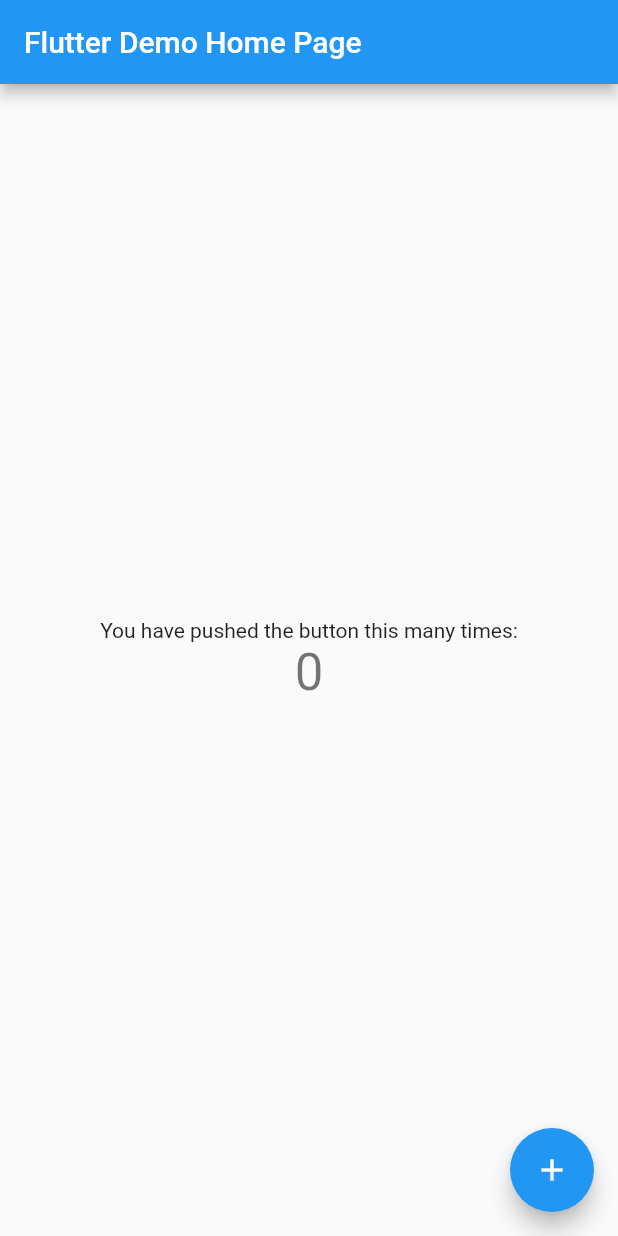
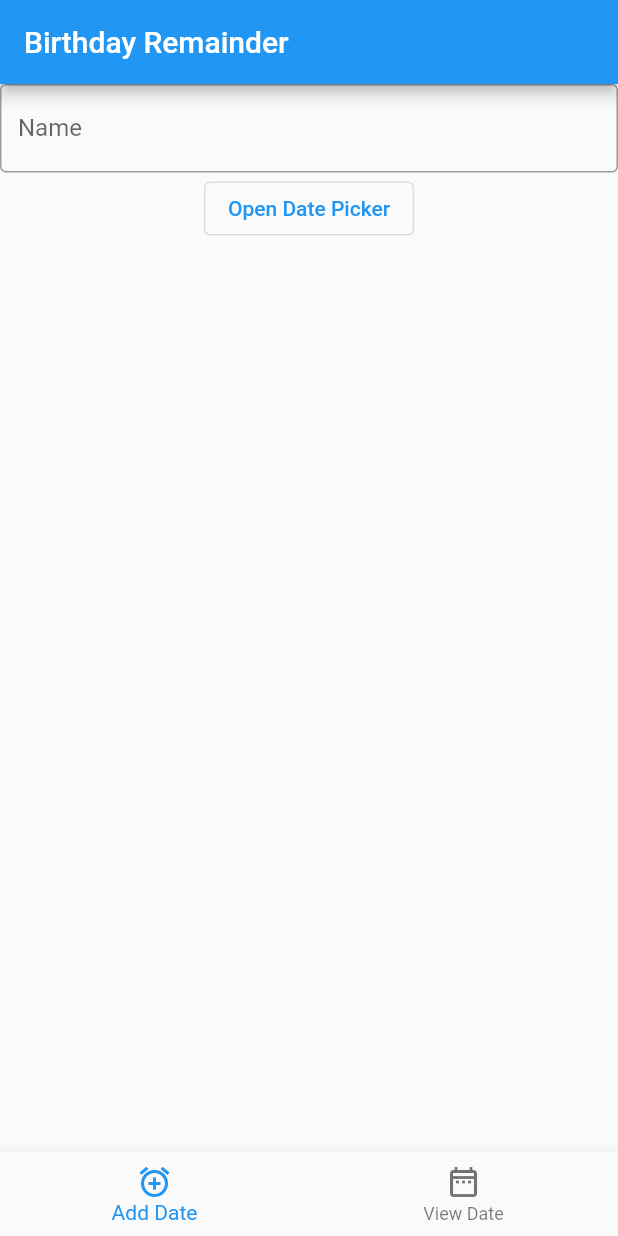
Before and after one commit to Anirudh-sk/BdayRemainder, a Flutter app: the screen it shows after launch, on a phone screen of 412 x 824 dp. Run offline on Flutter 3.47's test engine with Material 2 defaults, Android fonts, the light colour scheme and no system bars.

Commit message:
text fields updated

```diff
--- /dev/null
+++ b/lib/Components/addpage.dart
@@ -0,0 +1,90 @@
+import 'dart:ui';
+
+import 'package:flutter/material.dart';
+
+class addpage extends StatefulWidget {
+  const addpage({super.key, this.restorationId});
+
+  final String? restorationId;
+
+  @override
+  State<addpage> createState() => _addpageState();
+}
+
+/// RestorationProperty objects can be used because of RestorationMixin.
+class _addpageState extends State<addpage> with RestorationMixin {
+  // In this example, the restoration ID for the mixin is passed in through
+  // the [StatefulWidget]'s constructor.
+  @override
+  String? get restorationId => widget.restorationId;
+
+  final RestorableDateTime _selectedDate =
+      RestorableDateTime(DateTime(2021, 7, 25));
+  late final RestorableRouteFuture<DateTime?> _restorableDatePickerRouteFuture =
+      RestorableRouteFuture<DateTime?>(
+    onComplete: _selectDate,
+    onPresent: (NavigatorState navigator, Object? arguments) {
+      return navigator.restorablePush(
+        _datePickerRoute,
+        arguments: _selectedDate.value.millisecondsSinceEpoch,
+      );
+    },
+  );
+
+  static Route<DateTime> _datePickerRoute(
+    BuildContext context,
+    Object? arguments,
+  ) {
+    return DialogRoute<DateTime>(
+      context: context,
+      builder: (BuildContext context) {
+        return DatePickerDialog(
+          restorationId: 'date_picker_dialog',
+          initialEntryMode: DatePickerEntryMode.calendarOnly,
+          initialDate: DateTime.now(),
+          firstDate: DateTime(2021),
+          lastDate: DateTime.now(),
+        );
+      },
+    );
+  }
+
+  @override
+  void restoreState(RestorationBucket? oldBucket, bool initialRestore) {
+    registerForRestoration(_selectedDate, 'selected_date');
+    registerForRestoration(
+        _restorableDatePickerRouteFuture, 'date_picker_route_future');
+  }
+
+  void _selectDate(DateTime? newSelectedDate) {
+    if (newSelectedDate != null) {
+      setState(() {
+        _selectedDate.value = newSelectedDate;
+        ScaffoldMessenger.of(context).showSnackBar(SnackBar(
+          content: Text(
+              'Selected: ${_selectedDate.value.day}/${_selectedDate.value.month}/${_selectedDate.value.year}'),
+        ));
+      });
+    }
+  }
+
+  @override
+  Widget build(BuildContext context) {
+    return Scaffold(
+      body: Center(
+        child: Column(children: [
+          TextField(
+            decoration: InputDecoration(
+                border: OutlineInputBorder(), labelText: "Name"),
+          ),
+          OutlinedButton(
+            onPressed: () {
+              _restorableDatePickerRouteFuture.present();
+            },
+            child: const Text('Open Date Picker'),
+          ),
+        ]),
+      ),
+    );
+  }
+}
--- a/lib/main.dart
+++ b/lib/main.dart
@@ -1,115 +1,71 @@
+import 'package:bday/Components/addpage.dart';
 import 'package:flutter/material.dart';
 
-void main() {
-  runApp(const MyApp());
-}
+void main() => runApp(const MyApp());
 
 class MyApp extends StatelessWidget {
-  const MyApp({Key? key}) : super(key: key);
+  const MyApp({super.key});
 
-  // This widget is the root of your application.
+  static const String _title = 'Flutter Code Sample';
+
   @override
   Widget build(BuildContext context) {
-    return MaterialApp(
-      title: 'Flutter Demo',
-      theme: ThemeData(
-        // This is the theme of your application.
-        //
-        // Try running your application with "flutter run". You'll see the
-        // application has a blue toolbar. Then, without quitting the app, try
-        // changing the primarySwatch below to Colors.green and then invoke
-        // "hot reload" (press "r" in the console where you ran "flutter run",
-        // or simply save your changes to "hot reload" in a Flutter IDE).
-        // Notice that the counter didn't reset back to zero; the application
-        // is not restarted.
-        primarySwatch: Colors.blue,
-      ),
-      home: const MyHomePage(title: 'Flutter Demo Home Page'),
+    return const MaterialApp(
+      title: _title,
+      home: MyStatefulWidget(),
     );
   }
 }
 
-class MyHomePage extends StatefulWidget {
-  const MyHomePage({Key? key, required this.title}) : super(key: key);
-
-  // This widget is the home page of your application. It is stateful, meaning
-  // that it has a State object (defined below) that contains fields that affect
-  // how it looks.
-
-  // This class is the configuration for the state. It holds the values (in this
-  // case the title) provided by the parent (in this case the App widget) and
-  // used by the build method of the State. Fields in a Widget subclass are
-  // always marked "final".
-
-  final String title;
+class MyStatefulWidget extends StatefulWidget {
+  const MyStatefulWidget({super.key});
 
   @override
-  State<MyHomePage> createState() => _MyHomePageState();
+  State<MyStatefulWidget> createState() => _MyStatefulWidgetState();
 }
 
-class _MyHomePageState extends State<MyHomePage> {
-  int _counter = 0;
+class _MyStatefulWidgetState extends State<MyStatefulWidget> {
+  int _selectedIndex = 0;
+  static const TextStyle optionStyle =
+      TextStyle(fontSize: 30, fontWeight: FontWeight.bold);
+  static const List<Widget> _widgetOptions = <Widget>[
+    addpage(),
+    Text(
+      'List of birthdays',
+      style: optionStyle,
+    ),
+  ];
 
-  void _incrementCounter() {
+  void _onItemTapped(int index) {
     setState(() {
-      // This call to setState tells the Flutter framework that something has
-      // changed in this State, which causes it to rerun the build method below
-      // so that the display can reflect the updated values. If we changed
-      // _counter without calling setState(), then the build method would not be
-      // called again, and so nothing would appear to happen.
-      _counter++;
+      _selectedIndex = index;
     });
   }
 
   @override
   Widget build(BuildContext context) {
-    // This method is rerun every time setState is called, for instance as done
-    // by the _incrementCounter method above.
-    //
-    // The Flutter framework has been optimized to make rerunning build methods
-    // fast, so that you can just rebuild anything that needs updating rather
-    // than having to individually change instances of widgets.
     return Scaffold(
       appBar: AppBar(
-        // Here we take the value from the MyHomePage object that was created by
-        // the App.build method, and use it to set our appbar title.
-        title: Text(widget.title),
+        title: const Text('Birthday Remainder'),
       ),
       body: Center(
-        // Center is a layout widget. It takes a single child and positions it
-        // in the middle of the parent.
-        child: Column(
-          // Column is also a layout widget. It takes a list of children and
-          // arranges them vertically. By default, it sizes itself to fit its
-          // children horizontally, and tries to be as tall as its parent.
-          //
-          // Invoke "debug painting" (press "p" in the console, choose the
-          // "Toggle Debug Paint" action from the Flutter Inspector in Android
-          // Studio, or the "Toggle Debug Paint" command in Visual Studio Code)
-          // to see the wireframe for each widget.
-          //
-          // Column has various properties to control how it sizes itself and
-          // how it positions its children. Here we use mainAxisAlignment to
-          // center the children vertically; the main axis here is the vertical
-          // axis because Columns are vertical (the cross axis would be
-          // horizontal).
-          mainAxisAlignment: MainAxisAlignment.center,
-          children: <Widget>[
-            const Text(
-              'You have pushed the button this many times:',
-            ),
-            Text(
-              '$_counter',
-              style: Theme.of(context).textTheme.headline4,
-            ),
-          ],
-        ),
+        child: _widgetOptions.elementAt(_selectedIndex),
       ),
-      floatingActionButton: FloatingActionButton(
-        onPressed: _incrementCounter,
-        tooltip: 'Increment',
-        child: const Icon(Icons.add),
-      ), // This trailing comma makes auto-formatting nicer for build methods.
+      bottomNavigationBar: BottomNavigationBar(
+        items: const <BottomNavigationBarItem>[
+          BottomNavigationBarItem(
+            icon: Icon(Icons.add_alarm),
+            label: 'Add Date',
+          ),
+          BottomNavigationBarItem(
+            icon: Icon(Icons.date_range_outlined),
+            label: 'View Date',
+          ),
+        ],
+        currentIndex: _selectedIndex,
+        selectedItemColor: Colors.blue,
+        onTap: _onItemTapped,
+      ),
     );
   }
 }
```
